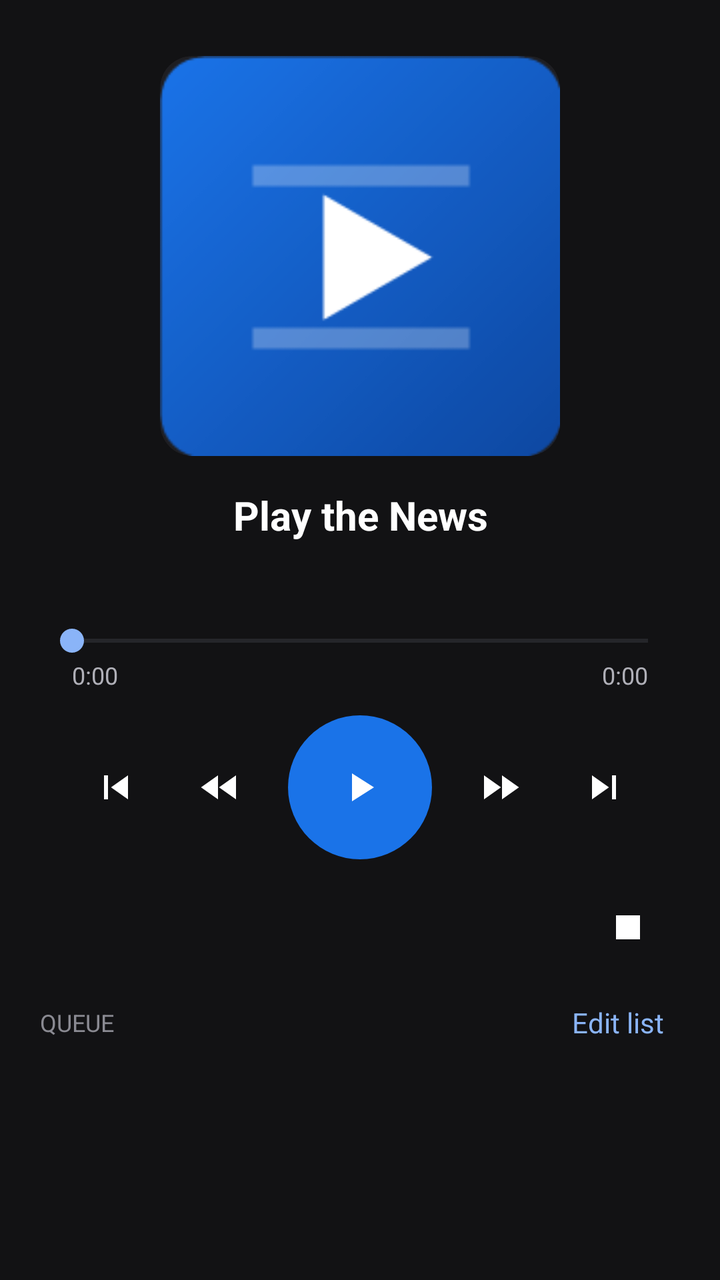
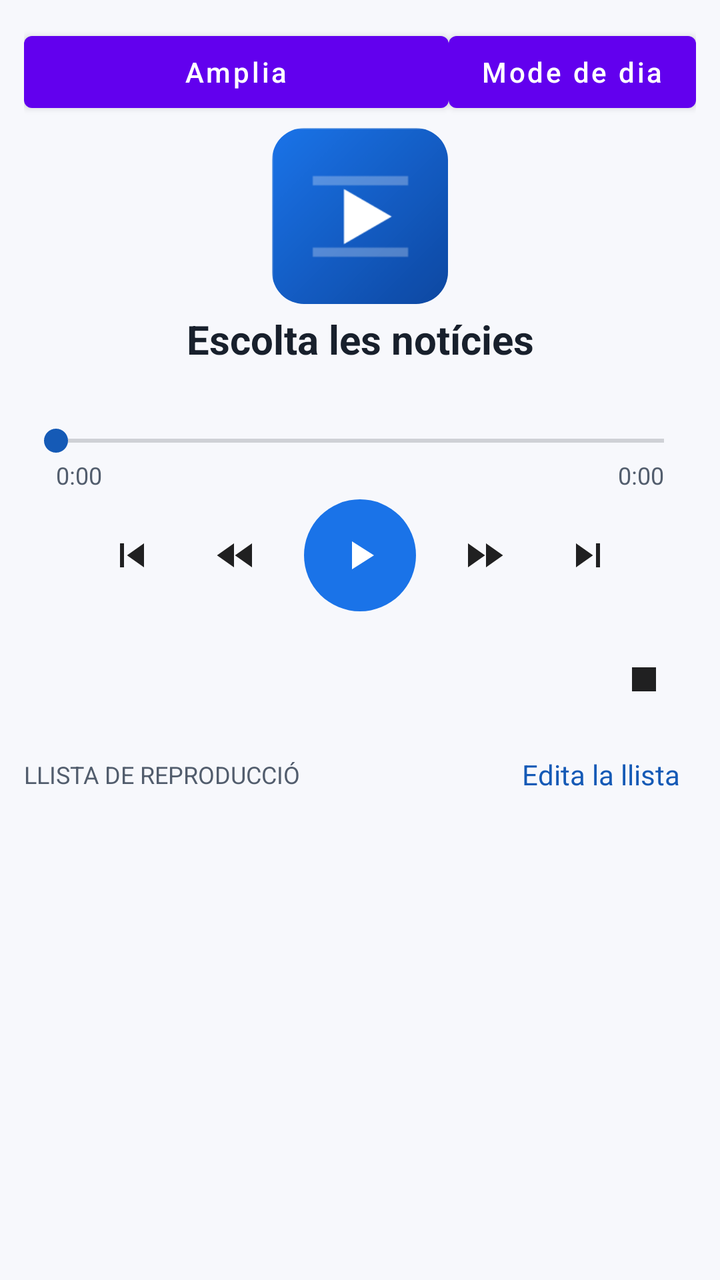

Before-and-after screenshots of an Android layout around one commit, followed by the original layout XML and the change that was made.
<!-- AndroidManifest.xml: fallback theme Theme.MaterialComponents.DayNight.NoActionBar -->
<!-- res/layout/activity_player.xml -->
<?xml version="1.0" encoding="utf-8"?>
<FrameLayout xmlns:android="http://schemas.android.com/apk/res/android"
    android:layout_width="match_parent"
    android:layout_height="match_parent"
    android:background="#FF121214"
    android:fitsSystemWindows="true">

<LinearLayout
    android:layout_width="match_parent"
    android:layout_height="match_parent"
    android:orientation="vertical"
    android:paddingLeft="20dp"
    android:paddingRight="20dp"
    android:paddingTop="12dp"
    android:paddingBottom="12dp">

    <HorizontalScrollView
        android:layout_width="match_parent"
        android:layout_height="wrap_content"
        android:scrollbars="none">
        <LinearLayout
            android:id="@+id/categories"
            android:layout_width="wrap_content"
            android:layout_height="wrap_content"
            android:orientation="horizontal" />
    </HorizontalScrollView>

    <ImageView
        android:id="@+id/art"
        android:layout_width="200dp"
        android:layout_height="200dp"
        android:layout_gravity="center_horizontal"
        android:layout_marginTop="16dp"
        android:background="@drawable/bg_art"
        android:clipToOutline="true"
        android:scaleType="centerCrop"
        android:src="@mipmap/ic_launcher"
        android:contentDescription="@null" />

    <TextView
        android:id="@+id/title"
        android:layout_width="match_parent"
        android:layout_height="wrap_content"
        android:layout_marginTop="16dp"
        android:gravity="center"
        android:maxLines="2"
        android:ellipsize="end"
        android:textColor="#FFFFFFFF"
        android:textSize="20sp"
        android:textStyle="bold"
        android:text="@string/app_name" />

    <TextView
        android:id="@+id/subtitle"
        android:layout_width="match_parent"
        android:layout_height="wrap_content"
        android:layout_marginTop="4dp"
        android:gravity="center"
        android:maxLines="1"
        android:ellipsize="end"
        android:textColor="#FFB0B0B8"
        android:textSize="15sp" />

    <SeekBar
        android:id="@+id/seek"
        android:layout_width="match_parent"
        android:layout_height="wrap_content"
        android:progressTint="#FF8AB4F8"
        android:progressBackgroundTint="#FF5F6368"
        android:thumbTint="#FF8AB4F8"
        android:layout_marginTop="16dp" />

    <LinearLayout
        android:layout_width="match_parent"
        android:layout_height="wrap_content"
        android:orientation="horizontal"
        android:paddingLeft="16dp"
        android:paddingRight="16dp">
        <TextView
            android:id="@+id/elapsed"
            android:layout_width="0dp"
            android:layout_height="wrap_content"
            android:layout_weight="1"
            android:textColor="#FFB0B0B8"
            android:textSize="12sp"
            android:text="0:00" />
        <TextView
            android:id="@+id/duration"
            android:layout_width="wrap_content"
            android:layout_height="wrap_content"
            android:textColor="#FFB0B0B8"
            android:textSize="12sp"
            android:text="0:00" />
    </LinearLayout>

    <LinearLayout
        android:layout_width="match_parent"
        android:layout_height="wrap_content"
        android:layout_marginTop="12dp"
        android:gravity="center"
        android:orientation="horizontal">

        <ImageButton android:id="@+id/prev" style="@style/ControlButton"
            android:src="@drawable/ic_prev" android:contentDescription="@string/previous" />
        <ImageButton android:id="@+id/rewind" style="@style/ControlButton"
            android:src="@drawable/ic_rewind" android:contentDescription="@string/rewind" />
        <ImageButton
            android:id="@+id/play_pause"
            android:layout_width="72dp"
            android:layout_height="72dp"
            android:layout_marginLeft="8dp"
            android:layout_marginRight="8dp"
            android:background="@drawable/bg_play"
            android:scaleType="centerInside"
            android:padding="18dp"
            android:src="@drawable/ic_play"
            android:contentDescription="@string/play_pause" />
        <ImageButton android:id="@+id/forward" style="@style/ControlButton"
            android:src="@drawable/ic_forward" android:contentDescription="@string/forward" />
        <ImageButton android:id="@+id/next" style="@style/ControlButton"
            android:src="@drawable/ic_next" android:contentDescription="@string/next" />
    </LinearLayout>

    <LinearLayout
        android:layout_width="match_parent"
        android:layout_height="wrap_content"
        android:layout_marginTop="8dp"
        android:gravity="center_vertical"
        android:orientation="horizontal">
        <TextView
            android:id="@+id/status"
            android:layout_width="0dp"
            android:layout_height="wrap_content"
            android:layout_weight="1"
            android:textColor="#FF8AB4F8"
            android:textSize="13sp" />
        <ImageButton android:id="@+id/stop" style="@style/ControlButton"
            android:src="@drawable/ic_stop" android:contentDescription="@string/stop" />
    </LinearLayout>

    <LinearLayout
        android:layout_width="match_parent"
        android:layout_height="wrap_content"
        android:layout_marginTop="4dp"
        android:gravity="center_vertical"
        android:orientation="horizontal">
        <TextView
            android:id="@+id/queue_label"
            android:layout_width="0dp"
            android:layout_height="wrap_content"
            android:layout_weight="1"
            android:textColor="#FF8A8A92"
            android:textSize="12sp"
            android:textAllCaps="true"
            android:text="@string/up_next" />
        <TextView
            android:id="@+id/edit_list"
            android:layout_width="wrap_content"
            android:layout_height="wrap_content"
            android:background="?android:attr/selectableItemBackground"
            android:padding="8dp"
            android:textColor="#FF8AB4F8"
            android:textSize="14sp"
            android:text="@string/edit_list" />
    </LinearLayout>

    <ListView
        android:id="@+id/queue"
        android:layout_width="match_parent"
        android:layout_height="0dp"
        android:layout_weight="1"
        android:layout_marginTop="4dp"
        android:divider="@null" />
</LinearLayout>
</FrameLayout>
<!-- resources referenced by this layout -->
<resources>
  <!-- drawable bg_art (drawable) -->
  <?xml version="1.0" encoding="utf-8"?>
  <shape xmlns:android="http://schemas.android.com/apk/res/android" android:shape="rectangle">
      <corners android:radius="16dp" />
      <solid android:color="#FF1E1E22" />
  </shape>
  <!-- drawable bg_play (drawable) -->
  <?xml version="1.0" encoding="utf-8"?>
  <ripple xmlns:android="http://schemas.android.com/apk/res/android" android:color="#40FFFFFF">
      <item>
          <shape android:shape="oval">
              <solid android:color="#FF1A73E8" />
          </shape>
      </item>
  </ripple>
  <!-- drawable ic_forward (drawable) -->
  <?xml version="1.0" encoding="utf-8"?>
  <vector xmlns:android="http://schemas.android.com/apk/res/android"
      android:width="24dp" android:height="24dp"
      android:viewportWidth="24" android:viewportHeight="24">
      <path android:fillColor="#FFFFFFFF" android:pathData="M4,18l8.5,-6L4,6v12zM13,6v12l8.5,-6L13,6z" />
  </vector>
  <!-- drawable ic_next (drawable) -->
  <?xml version="1.0" encoding="utf-8"?>
  <vector xmlns:android="http://schemas.android.com/apk/res/android"
      android:width="24dp" android:height="24dp"
      android:viewportWidth="24" android:viewportHeight="24">
      <path android:fillColor="#FFFFFFFF" android:pathData="M6,18l8.5,-6L6,6v12zM16,6v12h2V6h-2z" />
  </vector>
  <!-- drawable ic_play (drawable) -->
  <?xml version="1.0" encoding="utf-8"?>
  <vector xmlns:android="http://schemas.android.com/apk/res/android"
      android:width="24dp" android:height="24dp"
      android:viewportWidth="24" android:viewportHeight="24">
      <path android:fillColor="#FFFFFFFF" android:pathData="M8,5v14l11,-7z" />
  </vector>
  <!-- drawable ic_prev (drawable) -->
  <?xml version="1.0" encoding="utf-8"?>
  <vector xmlns:android="http://schemas.android.com/apk/res/android"
      android:width="24dp" android:height="24dp"
      android:viewportWidth="24" android:viewportHeight="24">
      <path android:fillColor="#FFFFFFFF" android:pathData="M6,6h2v12H6zM9.5,12l8.5,6V6z" />
  </vector>
  <!-- drawable ic_rewind (drawable) -->
  <?xml version="1.0" encoding="utf-8"?>
  <vector xmlns:android="http://schemas.android.com/apk/res/android"
      android:width="24dp" android:height="24dp"
      android:viewportWidth="24" android:viewportHeight="24">
      <path android:fillColor="#FFFFFFFF" android:pathData="M11,18V6l-8.5,6 8.5,6zM11.5,12l8.5,6V6l-8.5,6z" />
  </vector>
  <!-- drawable ic_stop (drawable) -->
  <?xml version="1.0" encoding="utf-8"?>
  <vector xmlns:android="http://schemas.android.com/apk/res/android"
      android:width="24dp" android:height="24dp"
      android:viewportWidth="24" android:viewportHeight="24">
      <path android:fillColor="#FFFFFFFF" android:pathData="M6,6h12v12H6z" />
  </vector>
  <!-- mipmap ic_launcher: png bitmap (mipmap-xxxhdpi, 4052 bytes) -->
  <string name="app_name">Play the News</string>
  <string name="edit_list">Edit list</string>
  <string name="forward">Forward 30 seconds</string>
  <string name="next">Next</string>
  <string name="play_pause">Play or pause</string>
  <string name="previous">Previous</string>
  <string name="rewind">Back 15 seconds</string>
  <string name="stop">Stop</string>
  <string name="up_next">Queue</string>
  <style name="ControlButton">
          <item name="android:layout_width">52dp</item>
          <item name="android:layout_height">52dp</item>
          <item name="android:padding">12dp</item>
          <item name="android:scaleType">centerInside</item>
          <item name="android:background">?android:attr/selectableItemBackgroundBorderless</item>
      </style>
</resources>

<!-- the commit's change to res/layout/activity_player.xml (unified diff, before → after) -->
@@ -2,15 +2,15 @@
 <FrameLayout xmlns:android="http://schemas.android.com/apk/res/android"
     android:layout_width="match_parent"
     android:layout_height="match_parent"
-    android:background="#FF121214"
+    android:background="@color/background"
     android:fitsSystemWindows="true">
 
 <LinearLayout
     android:layout_width="match_parent"
     android:layout_height="match_parent"
     android:orientation="vertical"
-    android:paddingLeft="20dp"
-    android:paddingRight="20dp"
+    android:paddingLeft="12dp"
+    android:paddingRight="12dp"
     android:paddingTop="12dp"
     android:paddingBottom="12dp">
 
@@ -25,12 +25,16 @@
             android:orientation="horizontal" />
     </HorizontalScrollView>
 
+    <LinearLayout android:layout_width="match_parent" android:layout_height="wrap_content" android:orientation="horizontal">
+        <Button android:id="@+id/collapse_player" android:layout_width="0dp" android:layout_weight="1" android:layout_height="48dp" android:textAllCaps="false" android:textSize="14sp" android:text="Amplia" />
+        <Button android:id="@+id/theme_toggle" android:layout_width="wrap_content" android:layout_height="48dp" android:textAllCaps="false" android:textSize="14sp" android:text="Mode de dia" />
+    </LinearLayout>
     <ImageView
         android:id="@+id/art"
-        android:layout_width="200dp"
-        android:layout_height="200dp"
+        android:layout_width="88dp"
+        android:layout_height="88dp"
         android:layout_gravity="center_horizontal"
-        android:layout_marginTop="16dp"
+        android:layout_marginTop="4dp"
         android:background="@drawable/bg_art"
         android:clipToOutline="true"
         android:scaleType="centerCrop"
@@ -41,11 +45,11 @@
         android:id="@+id/title"
         android:layout_width="match_parent"
         android:layout_height="wrap_content"
-        android:layout_marginTop="16dp"
+        android:layout_marginTop="4dp"
         android:gravity="center"
         android:maxLines="2"
         android:ellipsize="end"
-        android:textColor="#FFFFFFFF"
+        android:textColor="@color/primary"
         android:textSize="20sp"
         android:textStyle="bold"
         android:text="@string/app_name" />
@@ -58,17 +62,18 @@
         android:gravity="center"
         android:maxLines="1"
         android:ellipsize="end"
-        android:textColor="#FFB0B0B8"
+        android:textColor="@color/secondary"
         android:textSize="15sp" />
 
+    <LinearLayout android:id="@+id/player_details" android:layout_width="match_parent" android:layout_height="wrap_content" android:orientation="vertical">
     <SeekBar
         android:id="@+id/seek"
         android:layout_width="match_parent"
         android:layout_height="wrap_content"
-        android:progressTint="#FF8AB4F8"
+        android:progressTint="@color/accent"
         android:progressBackgroundTint="#FF5F6368"
-        android:thumbTint="#FF8AB4F8"
-        android:layout_marginTop="16dp" />
+        android:thumbTint="@color/accent"
+        android:layout_marginTop="4dp" />
 
     <LinearLayout
         android:layout_width="match_parent"
@@ -81,22 +86,23 @@
             android:layout_width="0dp"
             android:layout_height="wrap_content"
             android:layout_weight="1"
-            android:textColor="#FFB0B0B8"
+            android:textColor="@color/secondary"
             android:textSize="12sp"
             android:text="0:00" />
         <TextView
             android:id="@+id/duration"
             android:layout_width="wrap_content"
             android:layout_height="wrap_content"
-            android:textColor="#FFB0B0B8"
+            android:textColor="@color/secondary"
             android:textSize="12sp"
             android:text="0:00" />
     </LinearLayout>
 
+    </LinearLayout>
     <LinearLayout
         android:layout_width="match_parent"
         android:layout_height="wrap_content"
-        android:layout_marginTop="12dp"
+        android:layout_marginTop="4dp"
         android:gravity="center"
         android:orientation="horizontal">
 
@@ -106,13 +112,13 @@
             android:src="@drawable/ic_rewind" android:contentDescription="@string/rewind" />
         <ImageButton
             android:id="@+id/play_pause"
-            android:layout_width="72dp"
-            android:layout_height="72dp"
+            android:layout_width="56dp"
+            android:layout_height="56dp"
             android:layout_marginLeft="8dp"
             android:layout_marginRight="8dp"
             android:background="@drawable/bg_play"
             android:scaleType="centerInside"
-            android:padding="18dp"
+            android:padding="12dp"
             android:src="@drawable/ic_play"
             android:contentDescription="@string/play_pause" />
         <ImageButton android:id="@+id/forward" style="@style/ControlButton"
@@ -132,7 +138,7 @@
             android:layout_width="0dp"
             android:layout_height="wrap_content"
             android:layout_weight="1"
-            android:textColor="#FF8AB4F8"
+            android:textColor="@color/accent"
             android:textSize="13sp" />
         <ImageButton android:id="@+id/stop" style="@style/ControlButton"
             android:src="@drawable/ic_stop" android:contentDescription="@string/stop" />
@@ -149,7 +155,7 @@
             android:layout_width="0dp"
             android:layout_height="wrap_content"
             android:layout_weight="1"
-            android:textColor="#FF8A8A92"
+            android:textColor="@color/secondary"
             android:textSize="12sp"
             android:textAllCaps="true"
             android:text="@string/up_next" />
@@ -159,7 +165,7 @@
             android:layout_height="wrap_content"
             android:background="?android:attr/selectableItemBackground"
             android:padding="8dp"
-            android:textColor="#FF8AB4F8"
+            android:textColor="@color/accent"
             android:textSize="14sp"
             android:text="@string/edit_list" />
     </LinearLayout>
<!-- resource entries referenced after the edit -->
@@ -1,10 +1,14 @@
 <!-- resources referenced by this layout -->
 <resources>
+  <color name="accent">#155AB6</color>
+  <color name="background">#F7F8FC</color>
+  <color name="primary">#18202C</color>
+  <color name="secondary">#525D6D</color>
   <!-- drawable bg_art (drawable) -->
   <?xml version="1.0" encoding="utf-8"?>
   <shape xmlns:android="http://schemas.android.com/apk/res/android" android:shape="rectangle">
       <corners android:radius="16dp" />
-      <solid android:color="#FF1E1E22" />
+      <solid android:color="@color/surface" />
   </shape>
   <!-- drawable bg_play (drawable) -->
   <?xml version="1.0" encoding="utf-8"?>
@@ -20,14 +24,14 @@
   <vector xmlns:android="http://schemas.android.com/apk/res/android"
       android:width="24dp" android:height="24dp"
       android:viewportWidth="24" android:viewportHeight="24">
-      <path android:fillColor="#FFFFFFFF" android:pathData="M4,18l8.5,-6L4,6v12zM13,6v12l8.5,-6L13,6z" />
+      <path android:fillColor="?android:attr/textColorPrimary" android:pathData="M4,18l8.5,-6L4,6v12zM13,6v12l8.5,-6L13,6z" />
   </vector>
   <!-- drawable ic_next (drawable) -->
   <?xml version="1.0" encoding="utf-8"?>
   <vector xmlns:android="http://schemas.android.com/apk/res/android"
       android:width="24dp" android:height="24dp"
       android:viewportWidth="24" android:viewportHeight="24">
-      <path android:fillColor="#FFFFFFFF" android:pathData="M6,18l8.5,-6L6,6v12zM16,6v12h2V6h-2z" />
+      <path android:fillColor="?android:attr/textColorPrimary" android:pathData="M6,18l8.5,-6L6,6v12zM16,6v12h2V6h-2z" />
   </vector>
   <!-- drawable ic_play (drawable) -->
   <?xml version="1.0" encoding="utf-8"?>
@@ -41,32 +45,32 @@
   <vector xmlns:android="http://schemas.android.com/apk/res/android"
       android:width="24dp" android:height="24dp"
       android:viewportWidth="24" android:viewportHeight="24">
-      <path android:fillColor="#FFFFFFFF" android:pathData="M6,6h2v12H6zM9.5,12l8.5,6V6z" />
+      <path android:fillColor="?android:attr/textColorPrimary" android:pathData="M6,6h2v12H6zM9.5,12l8.5,6V6z" />
   </vector>
   <!-- drawable ic_rewind (drawable) -->
   <?xml version="1.0" encoding="utf-8"?>
   <vector xmlns:android="http://schemas.android.com/apk/res/android"
       android:width="24dp" android:height="24dp"
       android:viewportWidth="24" android:viewportHeight="24">
-      <path android:fillColor="#FFFFFFFF" android:pathData="M11,18V6l-8.5,6 8.5,6zM11.5,12l8.5,6V6l-8.5,6z" />
+      <path android:fillColor="?android:attr/textColorPrimary" android:pathData="M11,18V6l-8.5,6 8.5,6zM11.5,12l8.5,6V6l-8.5,6z" />
   </vector>
   <!-- drawable ic_stop (drawable) -->
   <?xml version="1.0" encoding="utf-8"?>
   <vector xmlns:android="http://schemas.android.com/apk/res/android"
       android:width="24dp" android:height="24dp"
       android:viewportWidth="24" android:viewportHeight="24">
-      <path android:fillColor="#FFFFFFFF" android:pathData="M6,6h12v12H6z" />
+      <path android:fillColor="?android:attr/textColorPrimary" android:pathData="M6,6h12v12H6z" />
   </vector>
   <!-- mipmap ic_launcher: png bitmap (mipmap-xxxhdpi, 4052 bytes) -->
-  <string name="app_name">Play the News</string>
-  <string name="edit_list">Edit list</string>
-  <string name="forward">Forward 30 seconds</string>
-  <string name="next">Next</string>
-  <string name="play_pause">Play or pause</string>
-  <string name="previous">Previous</string>
-  <string name="rewind">Back 15 seconds</string>
-  <string name="stop">Stop</string>
-  <string name="up_next">Queue</string>
+  <string name="app_name">Escolta les notícies</string>
+  <string name="edit_list">Edita la llista</string>
+  <string name="forward">Avança 30 segons</string>
+  <string name="next">Següent</string>
+  <string name="play_pause">Reprodueix o posa en pausa</string>
+  <string name="previous">Anterior</string>
+  <string name="rewind">Retrocedeix 15 segons</string>
+  <string name="stop">Atura</string>
+  <string name="up_next">Llista de reproducció</string>
   <style name="ControlButton">
           <item name="android:layout_width">52dp</item>
           <item name="android:layout_height">52dp</item>
@@ -74,5 +78,6 @@
           <item name="android:scaleType">centerInside</item>
           <item name="android:background">?android:attr/selectableItemBackgroundBorderless</item>
       </style>
+  <color name="surface">#E1E7F0</color>
 </resources>
 
